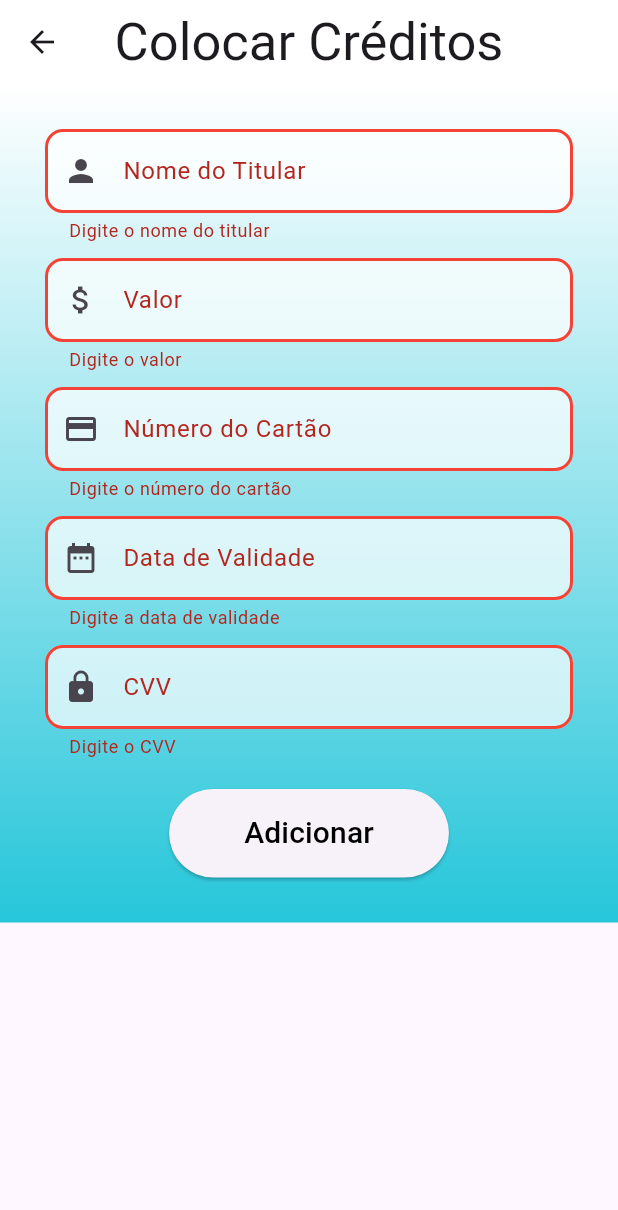
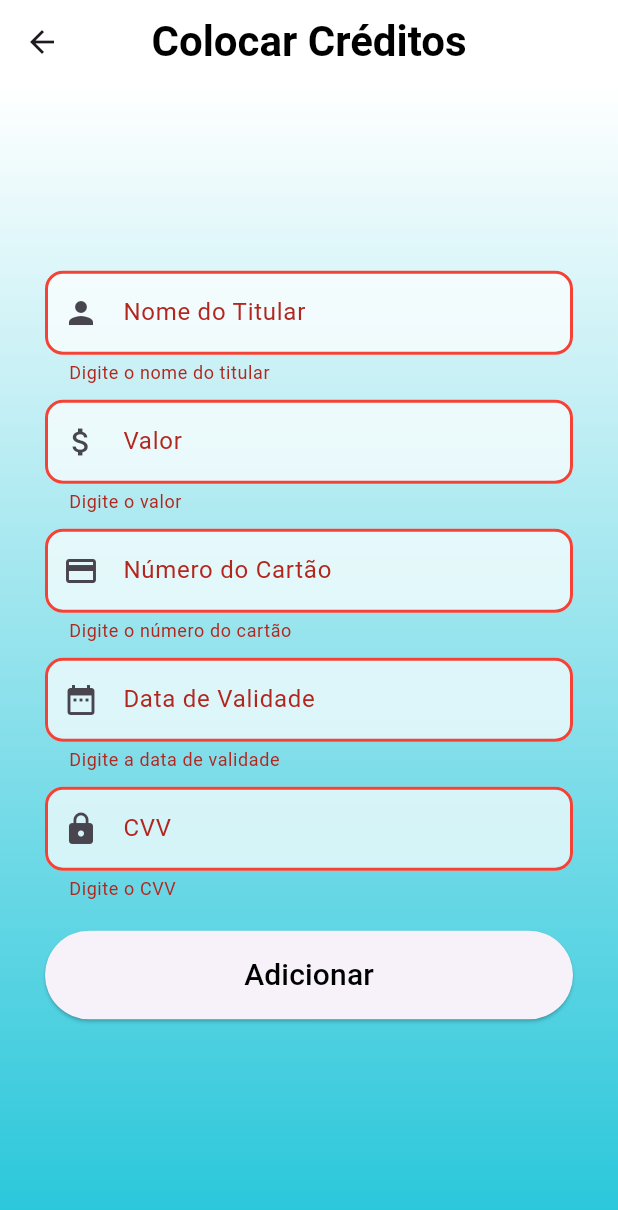
Before and after one commit to caiolara090/GameStore, a Flutter app: the AddCreditsScreen screen opened by its route, after a tap on "Adicionar", on a phone screen of 412 x 824 dp. Shown: the top 1210 px of the screen. Run offline on Flutter 3.47's test engine with Material 3 defaults, Android fonts, the phone set to English and light mode, and no system bars; our stand-ins replace shared_preferences, validators; missing offline and left inert: webview_cookie_manager; accounts and stored records are empty.

```diff
--- a/frontend/lib/PaginaAmigos.dart
+++ b/frontend/lib/PaginaAmigos.dart
@@ -34,8 +34,6 @@ class _FriendPageState extends State<FriendPage> {
     await _loadAllUsers();
     await _loadUserId();
     await _loadUserCookie();
-    // print(_userId);
-    // print(_cookie);
   }
 
   Future<void> _loadUserId() async {
@@ -55,8 +53,8 @@ class _FriendPageState extends State<FriendPage> {
 
 
 Future<void> _loadAllUsers() async {
-  final baseUrl = '10.0.2.2:3000';  // Endereço base do servidor
-  final endPointUrl = '/searchUser'; // Caminho específico da API
+  final baseUrl = '10.0.2.2:3000';
+  final endPointUrl = '/searchUser';
 
   final uri = Uri.http(baseUrl, endPointUrl);
 
--- a/frontend/lib/PaginaCreditos.dart
+++ b/frontend/lib/PaginaCreditos.dart
@@ -17,51 +17,65 @@ class _AddCreditsScreenState extends State<AddCreditsScreen> {
   final TextEditingController _expiryDateController = TextEditingController();
   final TextEditingController _cvvController = TextEditingController();
   final GlobalKey<FormState> _formKey = GlobalKey<FormState>();
-  String? _token;
-  String? _id;
+  String? _cookie;
+  String? _userId;
 
   @override
   void initState() {
     super.initState();
-    _loadToken();
+    _initializeData();
   }
 
-  Future<void> _loadToken() async {
-    String? token = await CookieManager.loadCookie();
+  Future<void> _initializeData() async {
+    await _loadUserId();
+    await _loadUserCookie();
+  }
+
+  Future<void> _loadUserId() async {
     String? id = await CookieManager.loadId();
     setState(() {
-      _token = token;
-      _id = id;
+      _userId = id;
+    });
+  }
+
+  Future<void> _loadUserCookie() async {
+    String? cookie = await CookieManager.loadCookie();
+    setState(() {
+      _cookie = cookie;
     });
   }
 
   Future<void> addCredits(String userId, int credits) async {
+  final baseUrl = '10.0.2.2:3000';
+  final endPointUrl = '/addCredits';
+
+  final uri = Uri.http(baseUrl, endPointUrl);
+
+  final body = jsonEncode({
+    "userId": "$_userId",
+    "credits": "$credits"
+  });
+
+   try {
     final response = await http.post(
-      Uri.parse('http://10.0.2.2:3000/addCredits'),
-      headers: <String, String>{
-        'Content-Type': 'application/json; charset=UTF-8',
-        'access_token' : _token ?? "",
+      uri,
+      headers: {
+        'Content-Type': 'application/json',
+        'Cookie': 'access_token=$_cookie'
       },
-      body: jsonEncode({
-        'userId': userId,
-        'credits': credits,
-      }),
+      body: body,
     );
 
+    print('Response status: ${response.statusCode}');
+    print('Response body: ${response.body}');
+
     if (response.statusCode == 200) {
-      ScaffoldMessenger.of(context).showSnackBar(
-        SnackBar(
-          backgroundColor: Colors.blue,
-          content: Text('Créditos adicionados com sucesso!', style: TextStyle(color: Colors.white)),
-        ),
-      );
+      print('Créditos adicionados com sucesso');
     } else {
-      ScaffoldMessenger.of(context).showSnackBar(
-        SnackBar(
-          backgroundColor: Colors.blue,
-          content: Text('Erro ao adicionar créditos: ${response.body}', style: TextStyle(color: Colors.white)),
-        ),
-      );
+      print('Failed to add credits: ${response.statusCode}');
+    }
+  } catch (e) {
+    print('Error adding credits: $e');
   }
   }
 
@@ -74,9 +88,9 @@ class _AddCreditsScreenState extends State<AddCreditsScreen> {
       final String cvv = _cvvController.text.trim();
 
       if (name.isNotEmpty && value.isNotEmpty && cardNumber.isNotEmpty && expiryDate.isNotEmpty && cvv.isNotEmpty) {
-        if (_id != null) {
+        if (_userId!= null) {
           int credits = int.tryParse(value) ?? 0;
-          await addCredits(_id!, credits);
+          await addCredits(_userId!, credits);
         } else {
           ScaffoldMessenger.of(context).showSnackBar(
             SnackBar(
@@ -101,10 +115,11 @@ class _AddCreditsScreenState extends State<AddCreditsScreen> {
       centerTitle: true,
       title: const Text(
         'Colocar Créditos',
-          style: TextStyle(fontSize: 35.0),
+        style: TextStyle(fontSize: 28, fontWeight: FontWeight.bold, color: Colors.black),
       ),
       backgroundColor: Colors.white,
     ),
+    resizeToAvoidBottomInset: false, // Evita overflow do teclado
     body: Container(
       decoration: BoxDecoration(
         gradient: LinearGradient(
@@ -113,12 +128,15 @@ class _AddCreditsScreenState extends State<AddCreditsScreen> {
           colors: [Colors.white, Colors.cyan.shade400],
         ),
       ),
-        padding: const EdgeInsets.all(30.0),
+      child: Center(
         child: SingleChildScrollView(
+          physics: const AlwaysScrollableScrollPhysics(),
+          padding: const EdgeInsets.symmetric(vertical: 30.0, horizontal: 30.0),
           child: Form(
             key: _formKey,
             child: Column(
               mainAxisAlignment: MainAxisAlignment.center,
+              crossAxisAlignment: CrossAxisAlignment.stretch,
               children: [
                 _buildTextField(
                   controller: _nameController,
@@ -176,7 +194,9 @@ class _AddCreditsScreenState extends State<AddCreditsScreen> {
                     style: TextStyle(fontSize: 20.0, color: Colors.black),
                   ),
                 ),
+                const SizedBox(height: 20.0), // Espaço opcional no final
               ],
+            ),
           ),
         ),
       ),
--- a/frontend/pubspec.yaml
+++ b/frontend/pubspec.yaml
@@ -30,6 +30,7 @@ environment:
 dependencies:
   flutter:
     sdk: flutter
+  webview_cookie_manager: ^2.0.0
 
 
   # The following adds the Cupertino Icons font to your application.
@@ -41,6 +42,7 @@ dev_dependencies:
     sdk: flutter
   shared_preferences: ^2.0.13
   validators: ^3.0.0
+  http: any
 
   # The "flutter_lints" package below contains a set of recommended lints to
   # encourage good coding practices. The lint set provided by the package is
```
Lines whose indentation alone changed are shown as unchanged.
